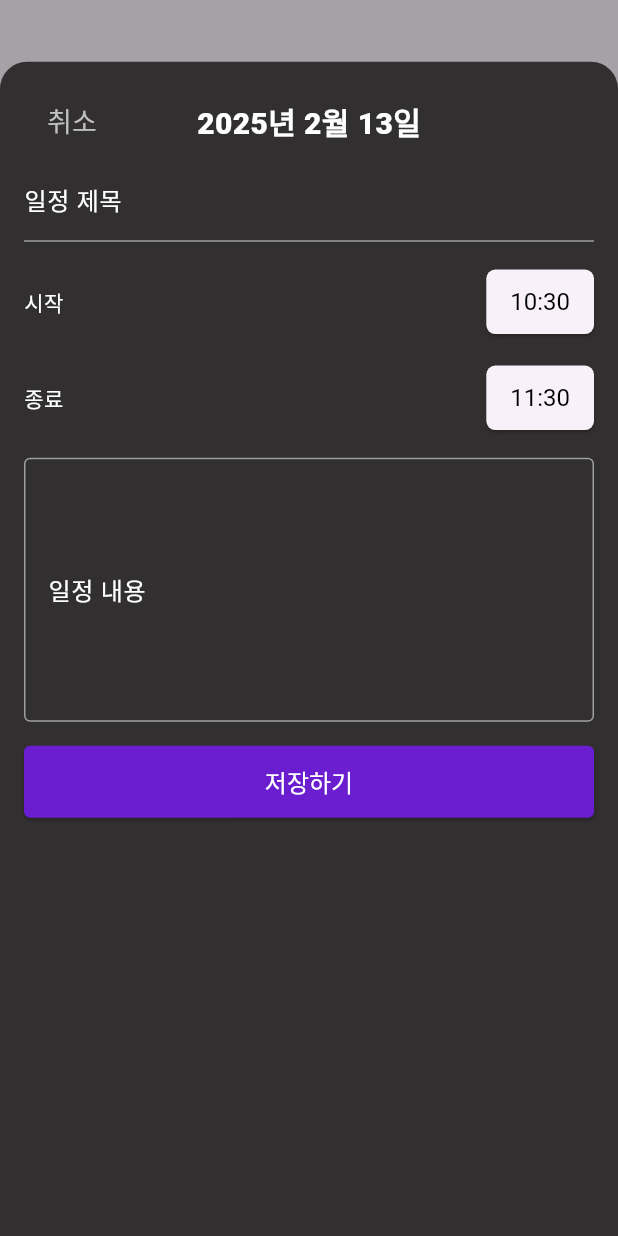
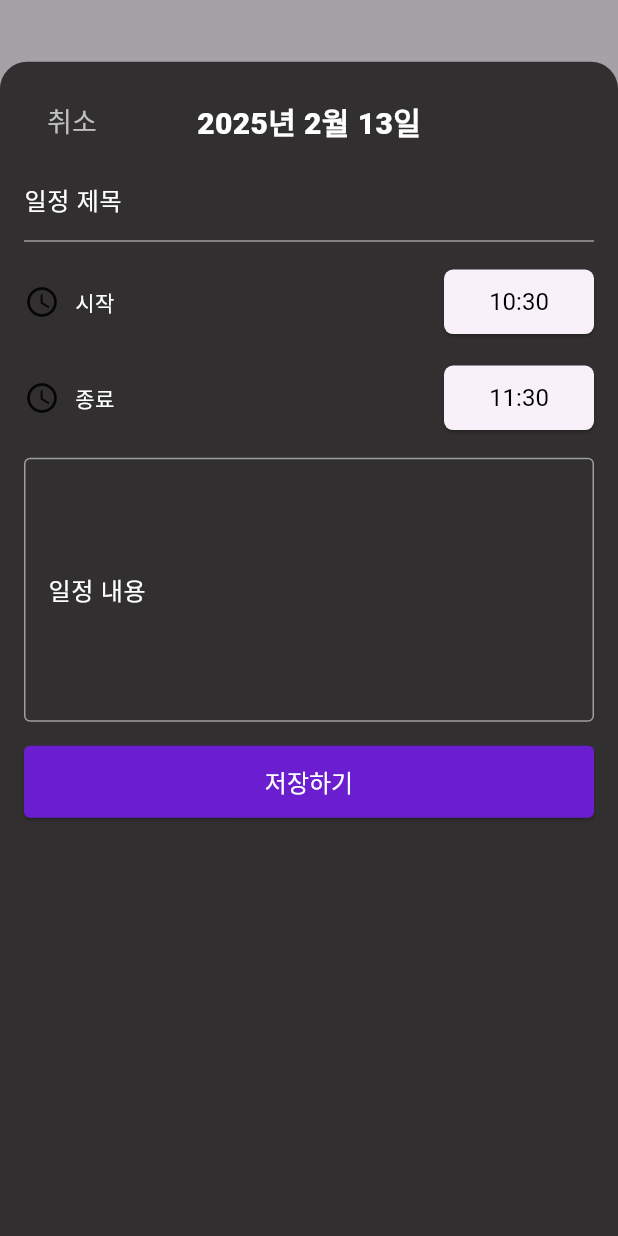
Before and after one commit to t326598/MSA9_GYM_FLUTTER, a Flutter app: what showCalendarBottomSheet() shows on an empty page, opened directly with empty values, after a tap on "저장하기", on a phone screen of 412 x 824 dp. Run offline on Flutter 3.47's test engine with Material 3 defaults, Android fonts, the phone set to English and light mode, and no system bars; our stand-ins replace calendar_date_picker2, dio, flutter_secure_storage, flutter_slidable, hexcolor, modal_bottom_sheet and 3 more; missing offline and left inert: booking_calendar, bottom_picker, flutter_neat_and_clean_calendar; accounts and stored records are empty; network calls fail.

Commit message:
등록/수정/삭제 완성

```diff
--- a/gym_app/lib/models/calendar_response.dart
+++ b/gym_app/lib/models/calendar_response.dart
@@ -1,4 +1,4 @@
-import 'package:flutter/material.dart';
+// import 'package:flutter/material.dart';
 import 'package:flutter_neat_and_clean_calendar/flutter_neat_and_clean_calendar.dart';
 import 'package:gym_app/models/comment.dart';
 import 'package:gym_app/models/event.dart';
--- a/gym_app/lib/widgets/calendar_bottom_sheet.dart
+++ b/gym_app/lib/widgets/calendar_bottom_sheet.dart
@@ -1,15 +1,15 @@
-import 'package:flutter/cupertino.dart';
+// import 'package:flutter/cupertino.dart';
 import 'package:flutter/material.dart';
 import 'package:flutter_neat_and_clean_calendar/flutter_neat_and_clean_calendar.dart';
 import 'package:gym_app/service/calendar_service.dart';
 import 'package:hexcolor/hexcolor.dart';
 import 'package:modal_bottom_sheet/modal_bottom_sheet.dart';
 import 'package:bottom_picker/bottom_picker.dart';
-import 'package:bottom_picker/resources/arrays.dart';
+// import 'package:bottom_picker/resources/arrays.dart';
 // import 'package:omni_datetime_picker/omni_datetime_picker.dart';
 
 void showCalendarBottomSheet(BuildContext context, DateTime selectedDate,
-    {NeatCleanCalendarEvent? event}) {
+    {NeatCleanCalendarEvent? event, required Function() onEventUpdated}) {
   showMaterialModalBottomSheet(
     backgroundColor: const Color.fromARGB(255, 49, 47, 47),
     context: context,
@@ -17,18 +17,24 @@ void showCalendarBottomSheet(BuildContext context, DateTime selectedDate,
       borderRadius: BorderRadius.vertical(top: Radius.circular(18.0)),
     ),
     builder: (context) => CalendarBottomSheet(
-        selectedDate: selectedDate, event: event), // selectedDate 전달
+      selectedDate: selectedDate,
+      event: event,
+      onEventUpdated: onEventUpdated,
+    ), // selectedDate 전달
   );
 }
 
 class CalendarBottomSheet extends StatefulWidget {
   final DateTime selectedDate; // selectedDate를 받아옴
   final NeatCleanCalendarEvent? event;
+  final Function() onEventUpdated;
 
-  const CalendarBottomSheet(
-      {super.key,
+  const CalendarBottomSheet({
+    super.key,
     required this.selectedDate,
-      this.event}); // 생성자에서 selectedDate 받기
+    this.event,
+    required this.onEventUpdated,
+  }); // 생성자에서 selectedDate 받기
 
   @override
   State<CalendarBottomSheet> createState() => _CalendarBottomSheetState();
@@ -38,8 +44,8 @@ class _CalendarBottomSheetState extends State<CalendarBottomSheet> {
   DateTime? startTime;
   DateTime? endTime;
 
-  TextEditingController _titleController = TextEditingController();
-  TextEditingController _descriptionController = TextEditingController();
+  final TextEditingController _titleController = TextEditingController();
+  final TextEditingController _descriptionController = TextEditingController();
 
   CalendarService calendarService = CalendarService();
 
@@ -52,25 +58,67 @@ class _CalendarBottomSheetState extends State<CalendarBottomSheet> {
       _titleController.text = widget.event?.summary ?? '';
       _descriptionController.text = widget.event?.description ?? '';
     } else {
-      startTime = DateTime.now().toLocal();
-      endTime = DateTime.now().toLocal().add(Duration(hours: 1));
+      startTime = DateTime(
+        widget.selectedDate.year,
+        widget.selectedDate.month,
+        widget.selectedDate.day,
+        DateTime.now().hour,
+        DateTime.now().minute,
+        DateTime.now().second,
+      );
+      endTime = startTime?.add(Duration(hours: 1));
     }
+
+    // 초기화 후 값 확인
+    print("Initial startTime: $startTime");
+    print("Initial endTime: $endTime");
   }
 
   void _openTimePicker(BuildContext context, String type) {
+    DateTime? selectedTime = type == 'startTime' ? startTime : endTime;
+
+    // 시간 값이 null이면 현재 시간을 기본값으로 설정
+    selectedTime ??= DateTime.now();
     BottomPicker.time(
+      buttonContent: Text(
+        '확인',
+        textAlign: TextAlign.center,
+        style: TextStyle(
+          color: Colors.white,
+          fontSize: 16,
+        ),
+      ),
       pickerTitle: Text(
         type == 'startTime' ? '시작 시간' : '종료 시간',
         style: TextStyle(
           fontWeight: FontWeight.bold,
           fontSize: 20,
-          // color: Colors.orange,
+          color: Colors.black,
         ),
       ),
       onSubmit: (index) {
-        print(index);
+        print("$type onSubmit의 $index입니다.");
         setState(() {
-          type == 'startTime' ? startTime = index : endTime = index;
+          if (type == 'startTime') {
+            startTime = DateTime(
+              selectedTime!.year,
+              selectedTime.month,
+              selectedTime.day,
+              index.hour,
+              index.minute,
+            );
+          } else {
+            endTime = DateTime(
+              selectedTime!.year,
+              selectedTime.month,
+              selectedTime.day,
+              index.hour,
+              index.minute,
+            );
+          }
+          // 값이 변경된 후 확인
+          print("Updated startTime: $startTime");
+          print("Updated endTime: $endTime");
         });
       },
       use24hFormat: true,
@@ -84,14 +132,7 @@ class _CalendarBottomSheetState extends State<CalendarBottomSheet> {
       buttonStyle: BoxDecoration(
           color: Color.fromARGB(255, 159, 208, 213),
           borderRadius: BorderRadius.all(Radius.circular(6.0))),
-      buttonContent: Text(
-        '확인',
-        textAlign: TextAlign.center,
-        style: TextStyle(
-          // color: Colors.white,
-          fontSize: 16,
-        ),
-      ),
+
       // backgroundColor: Color.fromARGB(255, 49, 47, 47),
     ).show(context);
   }
@@ -154,20 +195,30 @@ class _CalendarBottomSheetState extends State<CalendarBottomSheet> {
           Row(
             mainAxisAlignment: MainAxisAlignment.spaceBetween,
             children: <Widget>[
+              Row(
+                children: [
+                  Icon(Icons.access_time),
+                  SizedBox(
+                    width: 10,
+                  ),
                   Text(
                     '시작',
                     style: TextStyle(color: Colors.white),
                   ),
+                ],
+              ),
               SizedBox(width: 16.0),
-              ElevatedButton(
+              SizedBox(
+                width: 100,
+                child: ElevatedButton(
                   onPressed: () {
                     _openTimePicker(context, 'startTime');
                   },
                   style: ElevatedButton.styleFrom(
                     foregroundColor: Colors.black,
                     // backgroundColor: HexColor('9FD0D5'),
-                  padding:
-                      const EdgeInsets.symmetric(horizontal: 16, vertical: 12),
+                    padding: const EdgeInsets.symmetric(
+                        horizontal: 16, vertical: 12),
                     shape: RoundedRectangleBorder(
                         borderRadius: BorderRadius.circular(6)),
                     textStyle: const TextStyle(fontSize: 16),
@@ -178,29 +229,36 @@ class _CalendarBottomSheetState extends State<CalendarBottomSheet> {
                         : '시작 시간 선택',
                   ),
                 ),
-              // Expanded(
-              //   child:
-              // ),
+              ),
             ],
           ),
           SizedBox(height: 16.0),
           Row(
             mainAxisAlignment: MainAxisAlignment.spaceBetween,
             children: <Widget>[
+              Row(
+                children: [
+                  Icon(Icons.access_time),
+                  SizedBox(
+                    width: 10,
+                  ),
                   Text(
                     '종료',
                     style: TextStyle(color: Colors.white),
                   ),
+                ],
+              ),
               SizedBox(width: 16.0),
-              ElevatedButton(
+              SizedBox(
+                width: 100, // 원하는 너비 설정
+                child: ElevatedButton(
                   onPressed: () {
                     _openTimePicker(context, 'endTime');
                   },
                   style: ElevatedButton.styleFrom(
                     foregroundColor: Colors.black,
-                  // backgroundColor: HexColor('9FD0D5'),
-                  padding:
-                      const EdgeInsets.symmetric(horizontal: 16, vertical: 12),
+                    padding: const EdgeInsets.symmetric(
+                        horizontal: 16, vertical: 12),
                     shape: RoundedRectangleBorder(
                         borderRadius: BorderRadius.circular(6)),
                     textStyle: const TextStyle(fontSize: 16),
@@ -211,9 +269,7 @@ class _CalendarBottomSheetState extends State<CalendarBottomSheet> {
                         : '종료 시간 선택',
                   ),
                 ),
-              // Expanded(
-              //   child:
-              // ),
+              ),
             ],
           ),
           SizedBox(height: 16.0),
@@ -237,45 +293,36 @@ class _CalendarBottomSheetState extends State<CalendarBottomSheet> {
             maxLines: 6,
           ),
           SizedBox(height: 16.0),
-          // Align(
-          //   alignment: Alignment.bottomCenter,
-          //   child:
-          // ),
           SizedBox(
             width: double.infinity,
             child: ElevatedButton(
               onPressed: () async {
+                bool result;
                 if (widget.event == null) {
-                  bool result = await calendarService.insertPlan({
-                    "planTime": startTime?.toIso8601String(),
-                    "planEnd": endTime?.toIso8601String(),
+                  result = await calendarService.insertPlan({
+                    "planTime": startTime?.toUtc().toIso8601String(),
+                    "planEnd": endTime?.toUtc().toIso8601String(),
                     "no": 0,
                     "userNo": 0,
                     "planName": _titleController.text,
                     "planContent": _descriptionController.text
                   });
-                  if (result) {
-                    Navigator.pop(context);
-                    setState(() {});
-                  }
                 } else {
-                  bool result = await calendarService.updatePlan({
-                    "planTime": startTime?.toIso8601String(),
-                    "planEnd": endTime?.toIso8601String(),
+                  result = await calendarService.updatePlan({
+                    "planTime": startTime?.toUtc().toIso8601String(),
+                    "planEnd": endTime?.toUtc().toIso8601String(),
                     "no": widget.event!.id,
                     "userNo": 0,
                     "planName": _titleController.text,
                     "planContent": _descriptionController.text
                   });
+                }
                 if (result) {
+                  widget.onEventUpdated();
                   Navigator.pop(context);
-                    setState(() {});
-                    // 북마크 새로 넣은 일정까지 다시 가져오기
-                  }
                 }
                 // Navigator.pop(context);
               },
-              child: Text('저장하기'),
               style: ElevatedButton.styleFrom(
                 foregroundColor: Colors.white,
                 backgroundColor: HexColor('6A1ED0'),
@@ -285,6 +332,7 @@ class _CalendarBottomSheetState extends State<CalendarBottomSheet> {
                     borderRadius: BorderRadius.circular(4)),
                 textStyle: const TextStyle(fontSize: 16),
               ),
+              child: Text('저장하기'),
             ),
           ),
         ],
```
Also changed, not shown: gym_app/lib/screens/calendar_screen.dart (+12 -3 lines), gym_app/lib/service/calendar_service.dart (+31 -1 lines), gym_app/lib/widgets/event_cell_widget.dart (+39 -13 lines). Lines whose indentation alone changed are shown as unchanged.
